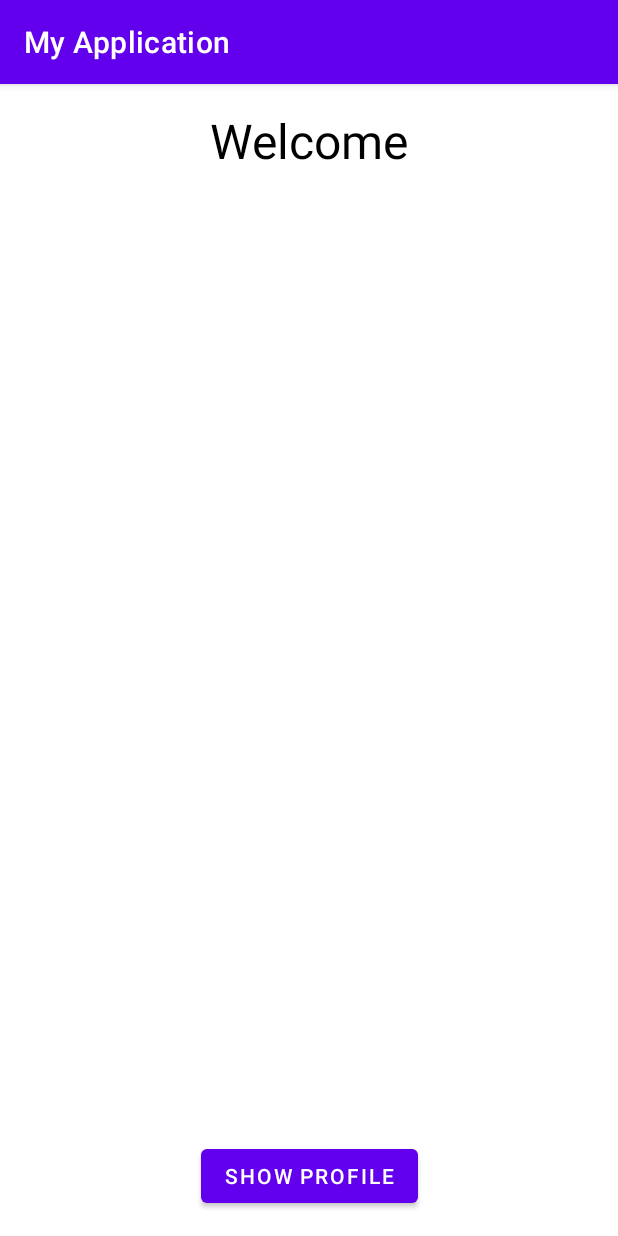
After one commit to ManoLakshathaSrinivasaMoorthi/LocalBranchTask, an Android app: the ConditionalNavigation screen opened directly, with no data from a screen before it, on a phone screen of 412 x 824 dp. The commit adds this screen. Run offline under Robolectric (Android 15) with nearby library versions, the phone set to English and light mode, and no system bars.

Commit message:
Conditional Navigation

```diff
--- /dev/null
+++ b/app/src/main/java/com/example/myapplication/activity/ConditionalNavigation.kt
@@ -0,0 +1,12 @@
+package com.example.myapplication.activity
+
+import androidx.appcompat.app.AppCompatActivity
+import android.os.Bundle
+import com.example.myapplication.R
+
+class ConditionalNavigation : AppCompatActivity() {
+    override fun onCreate(savedInstanceState: Bundle?) {
+        super.onCreate(savedInstanceState)
+        setContentView(R.layout.activity_conditional_navigation)
+    }
+}
--- a/app/src/main/java/com/example/myapplication/fragments/ProfileFragment.kt
+++ b/app/src/main/java/com/example/myapplication/fragments/ProfileFragment.kt
@@ -1,13 +1,16 @@
 package com.example.myapplication.fragments
 
+import android.annotation.SuppressLint
 import android.os.Bundle
 import android.view.View
 import android.widget.Toast
 import androidx.fragment.app.Fragment
 import com.example.myapplication.R
 import com.example.myapplication.model.UserLoginInfo
+import kotlinx.android.synthetic.main.fragment_profile.*
 
-class ProfileFragment : Fragment() {
+class ProfileFragment : Fragment(R.layout.fragment_profile) {
+    @SuppressLint("StringFormatInvalid")
     override fun onViewCreated(view: View, savedInstanceState: Bundle?) {
         super.onViewCreated(view, savedInstanceState)
 
--- /dev/null
+++ b/app/src/main/res/layout/activity_conditional_navigation.xml
@@ -0,0 +1,19 @@
+<?xml version="1.0" encoding="utf-8"?>
+<androidx.constraintlayout.widget.ConstraintLayout xmlns:android="http://schemas.android.com/apk/res/android"
+    xmlns:app="http://schemas.android.com/apk/res-auto"
+    xmlns:tools="http://schemas.android.com/tools"
+    android:layout_width="match_parent"
+    android:layout_height="match_parent"
+    tools:context=".activity.ConditionalNavigation">
+    <androidx.fragment.app.FragmentContainerView
+        android:id="@+id/nav_host_fragment"
+        android:name="androidx.navigation.fragment.NavHostFragment"
+        android:layout_width="0dp"
+        android:layout_height="0dp"
+        app:defaultNavHost="true"
+        app:layout_constraintBottom_toBottomOf="parent"
+        app:layout_constraintLeft_toLeftOf="parent"
+        app:layout_constraintRight_toRightOf="parent"
+        app:layout_constraintTop_toTopOf="parent"
+        app:navGraph="@navigation/main_nav_graph" />
+</androidx.constraintlayout.widget.ConstraintLayout>
--- a/app/src/main/res/layout/fragment_main.xml
+++ b/app/src/main/res/layout/fragment_main.xml
@@ -1,6 +1,30 @@
 <?xml version="1.0" encoding="utf-8"?>
-<androidx.constraintlayout.widget.ConstraintLayout
-    xmlns:android="http://schemas.android.com/apk/res/android" android:layout_width="match_parent"
-    android:layout_height="match_parent">
+<androidx.constraintlayout.widget.ConstraintLayout xmlns:android="http://schemas.android.com/apk/res/android"
+    android:layout_width="match_parent"
+    android:layout_height="match_parent"
+    xmlns:app="http://schemas.android.com/apk/res-auto">
+    <TextView
+        android:id="@+id/tv_welcome"
+        android:layout_width="0dp"
+        android:layout_height="wrap_content"
+        android:layout_margin="16dp"
+        android:gravity="center"
+        android:text="Welcome"
+        android:textColor="@color/black"
+        android:textSize="32sp"
+        app:layout_constraintEnd_toEndOf="parent"
+        app:layout_constraintStart_toStartOf="parent"
+        app:layout_constraintTop_toTopOf="parent" />
+
+    <Button
+        android:id="@+id/btn_show_profile"
+        android:layout_width="wrap_content"
+        android:layout_height="wrap_content"
+        android:layout_marginBottom="16dp"
+        android:gravity="center"
+        android:text="Show Profile"
+        app:layout_constraintBottom_toBottomOf="parent"
+        app:layout_constraintLeft_toLeftOf="parent"
+        app:layout_constraintRight_toRightOf="parent" />
 
 </androidx.constraintlayout.widget.ConstraintLayout>
--- /dev/null
+++ b/app/src/main/res/navigation/main_nav_graph.xml
@@ -0,0 +1,31 @@
+<?xml version="1.0" encoding="utf-8"?>
+<navigation xmlns:android="http://schemas.android.com/apk/res/android"
+    xmlns:app="http://schemas.android.com/apk/res-auto"
+    xmlns:tools="http://schemas.android.com/tools"
+    android:id="@+id/main_nav_graph"
+    app:startDestination="@id/mainFragment">
+
+    <fragment
+        android:id="@+id/mainFragment"
+        android:name="com.example.myapplication.fragments.MainFragment"
+        android:label="MainFragment" >
+        <action
+            android:id="@+id/action_mainFragment_to_loginFragment2"
+            app:destination="@id/loginFragment2" />
+    </fragment>
+    <fragment
+        android:id="@+id/loginFragment2"
+        android:name="com.example.myapplication.fragments.LoginFragment"
+        android:label="LoginFragment" >
+        <action
+            android:id="@+id/action_loginFragment2_to_profileFragment"
+            app:destination="@id/profileFragment" />
+        <action
+            android:id="@+id/action_loginFragment2_to_profileFragment2"
+            app:destination="@id/profileFragment" />
+    </fragment>
+    <fragment
+        android:id="@+id/profileFragment"
+        android:name="com.example.myapplication.fragments.ProfileFragment"
+        android:label="ProfileFragment" />
+</navigation>
--- a/app/src/main/res/values/strings.xml
+++ b/app/src/main/res/values/strings.xml
@@ -17,7 +17,7 @@
     <string name="view_records">View Records</string>
     <string name="set_alert">Set Alert</string>
     <string name="notification">Notification</string>
-
+    <string name="welcome">Welcome</string>
 
 
 </resources>
--- a/build.gradle
+++ b/build.gradle
@@ -2,6 +2,7 @@
 buildscript {
     ext {
         kotlin_version = '1.4.31'
+        ext.nav_version = "2.3.1"
     }
     repositories {
 
@@ -11,6 +12,8 @@ buildscript {
     dependencies {
         classpath "com.android.tools.build:gradle:4.1.2"
         classpath "org.jetbrains.kotlin:kotlin-gradle-plugin:$kotlin_version"
+        //Navigation Library
+        classpath "androidx.navigation:navigation-safe-args-gradle-plugin:$nav_version"
 
         // NOTE: Do not place your application dependencies here; they belong
         // in the individual module build.gradle files
```
Also changed, not shown: app/build.gradle (+8 -3 lines), app/src/main/AndroidManifest.xml (+10 -7 lines), app/src/main/java/com/example/myapplication/fragments/LoginFragment.kt (+8 -16 lines), app/src/main/java/com/example/myapplication/fragments/MainFragment.kt (+5 -3 lines), app/src/main/res/anim/slide_in_left.xml (added, +7 -0 lines), app/src/main/res/anim/slide_in_right.xml (added, +7 -0 lines), app/src/main/res/anim/slide_out_left.xml (added, +7 -0 lines), app/src/main/res/anim/slide_out_right.xml (added, +7 -0 lines), gradle.properties (line endings or trailing spaces), 1 other file.
